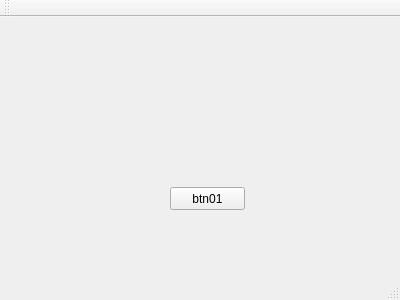
The window that mainwindow.ui (weinkym/test_all_qt) describes before a commit, drawn with Qt 5.
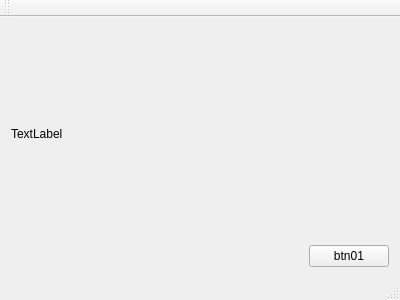
The same window after the commit.

Diff of the .ui file:
```diff
--- a/mainwindow.ui
+++ b/mainwindow.ui
@@ -14,19 +14,39 @@
    <string>MainWindow</string>
   </property>
   <widget class="QWidget" name="centralWidget">
+   <layout class="QVBoxLayout" name="verticalLayout">
+    <item>
+     <widget class="QLabel" name="label">
+      <property name="text">
+       <string>TextLabel</string>
+      </property>
+     </widget>
+    </item>
+    <item>
+     <layout class="QHBoxLayout" name="horizontalLayout">
+      <item>
+       <spacer name="horizontalSpacer">
+        <property name="orientation">
+         <enum>Qt::Horizontal</enum>
+        </property>
+        <property name="sizeHint" stdset="0">
+         <size>
+          <width>40</width>
+          <height>20</height>
+         </size>
+        </property>
+       </spacer>
+      </item>
+      <item>
    <widget class="QPushButton" name="btn01">
-    <property name="geometry">
-     <rect>
-      <x>170</x>
-      <y>170</y>
-      <width>75</width>
-      <height>23</height>
-     </rect>
-    </property>
     <property name="text">
      <string>btn01</string>
     </property>
    </widget>
+      </item>
+     </layout>
+    </item>
+   </layout>
   </widget>
   <widget class="QMenuBar" name="menuBar">
    <property name="geometry">
```
Lines whose indentation alone changed are shown as unchanged.
